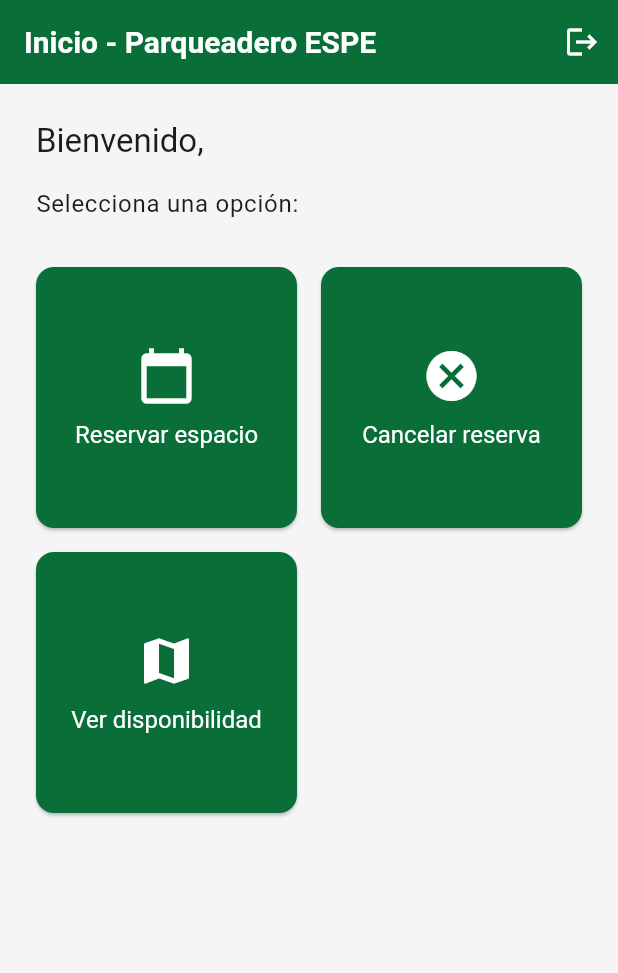
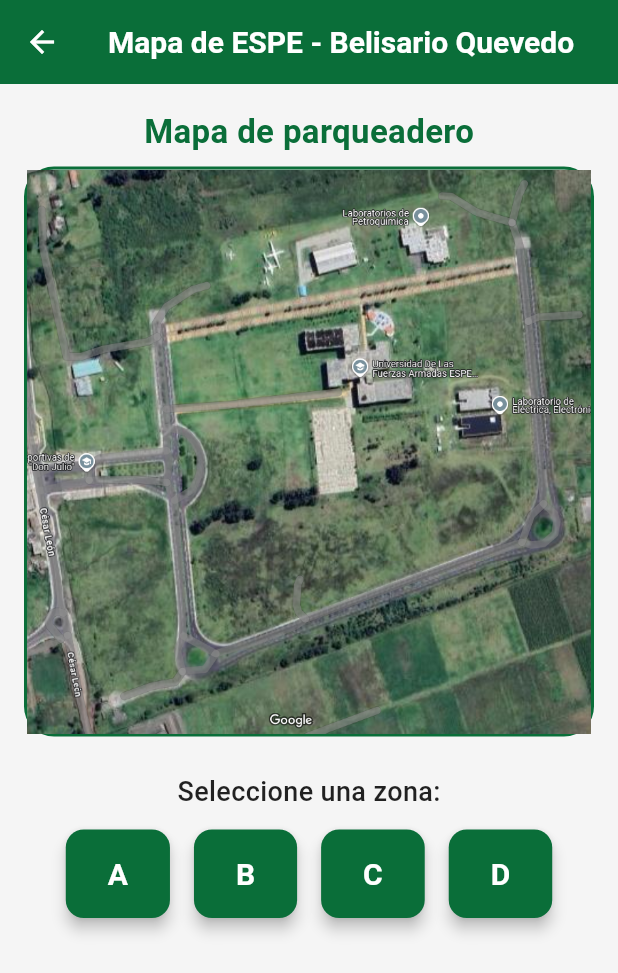
Before and after one commit to ShadowAlejo/parqueadero, a Flutter app: the screen it shows once a user with an empty profile is signed in, after a tap on "Ver disponibilidad", on a phone screen of 412 x 824 dp. Shown: the top 973 px of the screen. Run offline on Flutter 3.47's test engine with Material 3 defaults, Android fonts, the phone set to English and light mode, and no system bars; our stand-ins replace cloud_firestore, firebase_auth, firebase_core, google_fonts; accounts and stored records are empty.

Commit message:
Add MapaScreen and navigation functionality to home page; update pubspec.lock for package versions

```diff
--- a/lib/views/home_page.dart
+++ b/lib/views/home_page.dart
@@ -76,7 +76,13 @@
   Widget _buildMenuButton(IconData icon, String label) {
     return ElevatedButton(
       onPressed: () {
-        // Navegación futura
+        if (label == 'Ver disponibilidad') {
+          Navigator.push(
+            context,
+            MaterialPageRoute(builder: (context) => MapaScreen()),
+          );
+        }
+        // Aquí puedes agregar otras navegaciones para otros botones si lo deseas
       },
       style: ElevatedButton.styleFrom(
         padding: EdgeInsets.all(16),
@@ -94,3 +100,117 @@
     );
   }
 }
+
+class MapaScreen extends StatelessWidget {
+  @override
+  Widget build(BuildContext context) {
+    final screenWidth = MediaQuery.of(context).size.width;
+    final screenHeight = MediaQuery.of(context).size.height;
+    final squareSize = screenWidth < screenHeight ? screenWidth : screenHeight;
+    return Scaffold(
+      appBar: AppBar(
+        title: Text('Mapa de ESPE - Belisario Quevedo'),
+        backgroundColor: Color(0xFF0A6E39),
+      ),
+      body: Column(
+        children: [
+          SizedBox(height: 16),
+          Text(
+            'Mapa de parqueadero',
+            style: TextStyle(
+              fontSize: 22,
+              fontWeight: FontWeight.bold,
+              color: Color(0xFF0A6E39),
+            ),
+          ),
+          SizedBox(height: 8),
+          Padding(
+            padding: const EdgeInsets.symmetric(horizontal: 16.0),
+            child: Center(
+              child: Container(
+                width: squareSize - 32,
+                height: squareSize - 32,
+                decoration: BoxDecoration(
+                  color: Colors.black12,
+                  borderRadius: BorderRadius.circular(20),
+                  border: Border.all(color: Color(0xFF0A6E39), width: 2),
+                ),
+                child: _ZoomOnlyImageViewer(squareSize: squareSize - 32),
+              ),
+            ),
+          ),
+          SizedBox(height: 24),
+          Text(
+            'Seleccione una zona:',
+            style: TextStyle(
+              fontSize: 18,
+              fontWeight: FontWeight.w500,
+              color: Colors.black87,
+            ),
+          ),
+          SizedBox(height: 12),
+          Padding(
+            padding: const EdgeInsets.only(bottom: 32.0),
+            child: Row(
+              mainAxisAlignment: MainAxisAlignment.center,
+              children: [
+                _zonaButton('A'),
+                SizedBox(width: 16),
+                _zonaButton('B'),
+                SizedBox(width: 16),
+                _zonaButton('C'),
+                SizedBox(width: 16),
+                _zonaButton('D'),
+              ],
+            ),
+          ),
+        ],
+      ),
+    );
+  }
+
+  Widget _zonaButton(String label) {
+    return ElevatedButton(
+      onPressed: () {
+        // Acción para cada zona (A, B, C, D) si se requiere
+      },
+      style: ElevatedButton.styleFrom(
+        backgroundColor: Color(0xFF0A6E39),
+        foregroundColor: Colors.white,
+        shape: RoundedRectangleBorder(
+          borderRadius: BorderRadius.circular(12),
+        ),
+        padding: EdgeInsets.symmetric(horizontal: 28, vertical: 18),
+        elevation: 4,
+      ),
+      child: Text(
+        label,
+        style: TextStyle(fontSize: 20, fontWeight: FontWeight.bold),
+      ),
+    );
+  }
+}
+
+class _ZoomOnlyImageViewer extends StatelessWidget {
+  final double squareSize;
+  const _ZoomOnlyImageViewer({required this.squareSize});
+
+  @override
+  Widget build(BuildContext context) {
+    return InteractiveViewer(
+      minScale: 1.0,
+      maxScale: 4.0,
+      panEnabled: false, // Solo zoom, sin desplazamiento
+      scaleEnabled: true,
+      constrained: true,
+      child: SizedBox(
+        width: squareSize,
+        height: squareSize,
+        child: Image.asset(
+          'assets/images/mapa.png',
+          fit: BoxFit.cover,
+        ),
+      ),
+    );
+  }
+}
```
Also changed, not shown: pubspec.lock, 4 other files.
